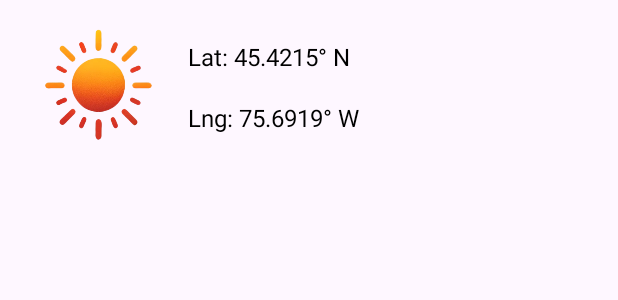
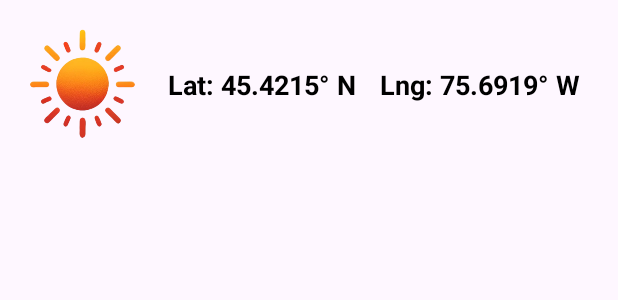
Before and after one commit to aiplx/CST2335_031_W24_FinalProject, an Android app: the layout favorite_location_item.xml on its own in the app's theme, with its tools: preview values and no code run, on a phone screen of 412 x 824 dp. Shown: the top 300 px of the screen. Run offline under Robolectric (Android 15) with nearby library versions, the phone set to English and light mode, and no system bars.

Commit message:
Changed favorites layout - O.K.

```diff
--- a/app/src/main/java/algonquin/cst2335/lian0122/AppDatabase.java
+++ b/app/src/main/java/algonquin/cst2335/lian0122/AppDatabase.java
@@ -2,14 +2,13 @@ package algonquin.cst2335.lian0122;
 
 import androidx.room.Database;
 import androidx.room.RoomDatabase;
-
-@Database(entities = {FavoriteLocation.class}, version = 1, exportSchema = false)
 
 /**
  * Represents the application's database.
  * Extends RoomDatabase to leverage Room's database capabilities.
  * Defines the database schema and version.
  */
+@Database(entities = {FavoriteLocation.class}, version = 1, exportSchema = false)
 public abstract class AppDatabase extends RoomDatabase {
     /**
      * Provides access to LocationDao for database operations.
--- a/app/src/main/res/layout/favorite_location_item.xml
+++ b/app/src/main/res/layout/favorite_location_item.xml
@@ -11,8 +11,8 @@
 
     <ImageView
         android:id="@+id/imageViewSun"
-        android:layout_width="101dp"
-        android:layout_height="81dp"
+        android:layout_width="80dp"
+        android:layout_height="80dp"
         android:contentDescription="@string/a_little_sun_icon"
         android:src="@drawable/ic_noon"
         app:layout_constraintStart_toStartOf="parent"
@@ -23,24 +23,25 @@
         android:id="@+id/longitude_text"
         android:layout_width="wrap_content"
         android:layout_height="wrap_content"
-        android:layout_marginStart="8dp"
-        android:layout_marginBottom="8dp"
+        android:layout_marginStart="16dp"
         android:text="@string/example_lng"
         android:textColor="#000000"
-        android:textSize="16sp"
+        android:textSize="18sp"
+        android:textStyle="bold"
         app:layout_constraintBottom_toBottomOf="@+id/imageViewSun"
-        app:layout_constraintStart_toEndOf="@+id/imageViewSun" />
+        app:layout_constraintStart_toEndOf="@+id/latitude_text"
+        app:layout_constraintTop_toTopOf="@+id/imageViewSun" />
 
     <TextView
         android:id="@+id/latitude_text"
         android:layout_width="wrap_content"
         android:layout_height="wrap_content"
-        android:layout_marginStart="8dp"
-        android:layout_marginBottom="8dp"
+        android:layout_marginStart="16dp"
         android:text="@string/example_lat"
         android:textColor="#000000"
-        android:textSize="16sp"
-        app:layout_constraintBottom_toTopOf="@+id/longitude_text"
+        android:textSize="18sp"
+        android:textStyle="bold"
+        app:layout_constraintBottom_toBottomOf="@+id/imageViewSun"
         app:layout_constraintStart_toEndOf="@+id/imageViewSun"
         app:layout_constraintTop_toTopOf="@+id/imageViewSun" />
 </androidx.constraintlayout.widget.ConstraintLayout>
```
